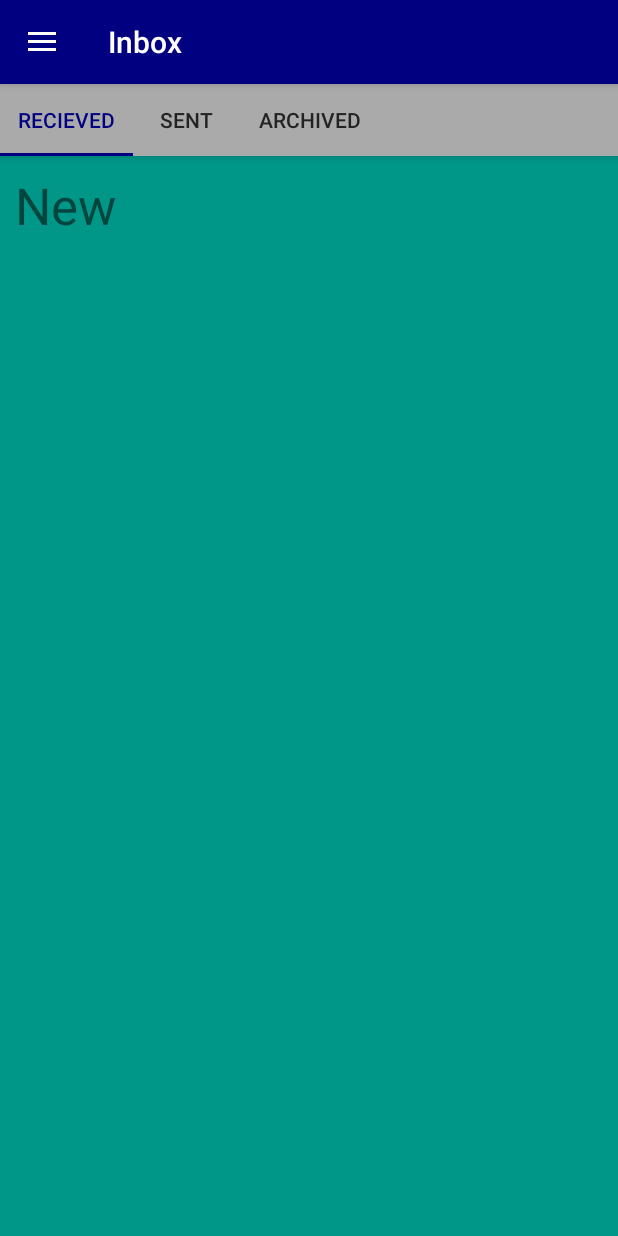
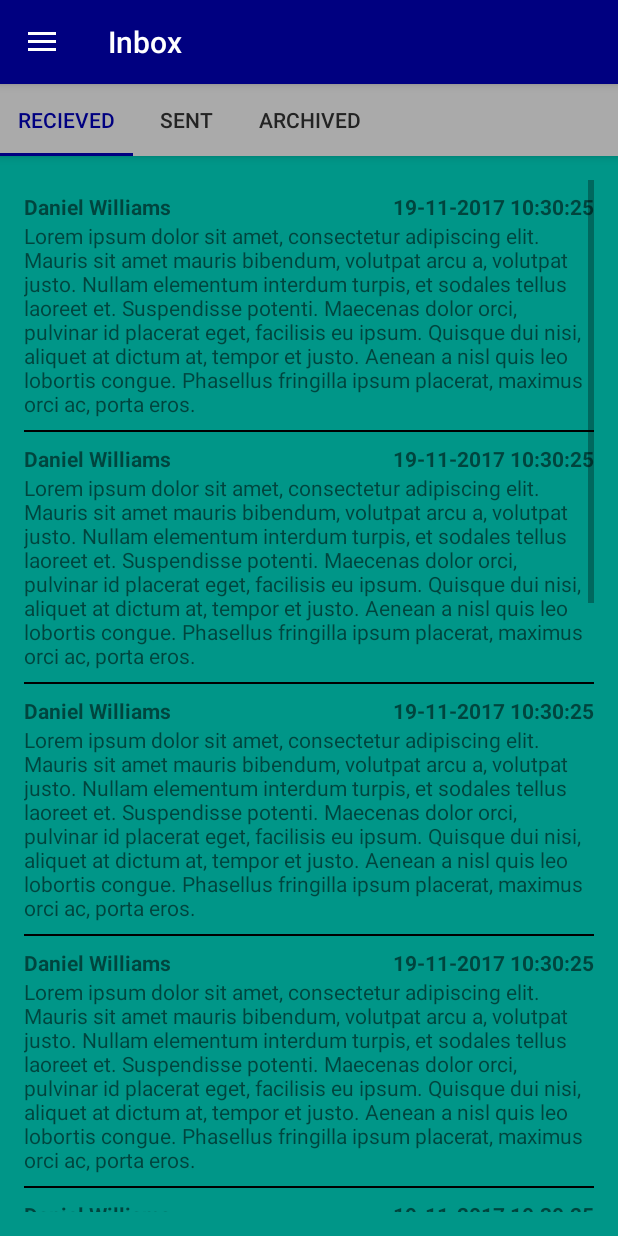
Before and after one commit to ambi-disc/lactation-android, an Android app: the MainActivity screen opened directly, with no data from a screen before it, after a tap on "Inbox", on a phone screen of 412 x 824 dp. Run offline under Robolectric (Android 15) with nearby library versions, the phone set to English and light mode, and no system bars; 1 other tap on this screen came first.

Commit message:
inbox list

```diff
--- /dev/null
+++ b/app/src/main/java/org/lactor/consultant/core/util/DateUtils.java
@@ -0,0 +1,19 @@
+package org.lactor.consultant.core.util;
+
+import android.text.format.DateFormat;
+
+import java.util.Calendar;
+import java.util.Locale;
+
+/**
+ * @Author Matthew Page
+ * @Date 11/18/17
+ */
+
+public class DateUtils {
+    public static String timestampToString(long timestamp) {
+        Calendar cal = Calendar.getInstance(Locale.ENGLISH);
+        cal.setTimeInMillis(timestamp);
+        return DateFormat.format("dd-MM-yyyy hh:mm:ss", cal).toString();
+    }
+}
--- a/app/src/main/java/org/lactor/consultant/core/webrequests/LactorApi.java
+++ b/app/src/main/java/org/lactor/consultant/core/webrequests/LactorApi.java
@@ -20,4 +20,7 @@ public interface LactorApi {
 
     @GET("/account/verify_token")
     Call<Boolean> verifyToken(@Query("authToken") String authToken);
+
+    @GET("/mothers")
+    Call<MothersResult> getListOfMothers(@Query("authToken") String authToken);
 }
--- a/app/src/main/java/org/lactor/consultant/homepage/ui/MainActivity.java
+++ b/app/src/main/java/org/lactor/consultant/homepage/ui/MainActivity.java
@@ -22,10 +22,10 @@ import org.lactor.consultant.about.ui.AboutFragment;
 import org.lactor.consultant.accounts.ui.AccountsFragment;
 import org.lactor.consultant.dashboard.ui.DashboardFragment;
 import org.lactor.consultant.displaydata.ui.DisplayDataFragment;
-import org.lactor.consultant.inbox.ui.ArchivedFragment;
-import org.lactor.consultant.inbox.ui.ComposeFragment;
+import org.lactor.consultant.inbox.ui.tabfragment.ArchivedInboxFragment;
+import org.lactor.consultant.inbox.ui.tabfragment.ReceivedInboxFragment;
+import org.lactor.consultant.inbox.ui.tabfragment.SentInboxFragment;
 import org.lactor.consultant.inbox.ui.InboxFragment;
-import org.lactor.consultant.inbox.ui.NewFragment;
 import org.lactor.consultant.notifications.ui.NotificationsFragment;
 import org.lactor.consultant.preferences.ui.PreferencesFragment;
 import org.lactor.consultant.profile.fragment.ProfileFragment;
@@ -46,9 +46,9 @@ public class MainActivity
                    ManageUsersFragment.OnFragmentInteractionListener,
                    ViewEditChildInformationFragment.OnFragmentInteractionListener,
                    QuestionnairesFragment.OnFragmentInteractionListener,
-                   ArchivedFragment.OnFragmentInteractionListener,
-                   NewFragment.OnFragmentInteractionListener,
-                   ComposeFragment.OnFragmentInteractionListener,
+                   ArchivedInboxFragment.OnFragmentInteractionListener,
+                   ReceivedInboxFragment.OnFragmentInteractionListener,
+                   SentInboxFragment.OnFragmentInteractionListener,
                    View.OnClickListener {
 
     public static final String EXTRA_LOGIN_TOKEN = "LoginToken";
--- /dev/null
+++ b/app/src/main/java/org/lactor/consultant/inbox/mockdata/InboxDataProcuration.java
@@ -0,0 +1,30 @@
+package org.lactor.consultant.inbox.mockdata;
+
+import org.lactor.consultant.inbox.model.InboxMessage;
+
+import java.util.ArrayList;
+import java.util.List;
+
+/**
+ * @Author Matthew Page
+ * @Date 11/18/17
+ */
+
+public class InboxDataProcuration {
+    public static List<InboxMessage> procureMockMessageList() {
+        List<InboxMessage> messages = new ArrayList<>(10);
+        for (int i = 0; i < 10; i++) {
+            messages.add(procureMockMessage());
+        }
+        return messages;
+    }
+
+    public static InboxMessage procureMockMessage() {
+        return  new InboxMessage(
+                "Daniel Williams",
+                "Oscar Brown",
+                System.currentTimeMillis(),
+                "Lorem ipsum dolor sit amet, consectetur adipiscing elit. Mauris sit amet mauris bibendum, volutpat arcu a, volutpat justo. Nullam elementum interdum turpis, et sodales tellus laoreet et. Suspendisse potenti. Maecenas dolor orci, pulvinar id placerat eget, facilisis eu ipsum. Quisque dui nisi, aliquet at dictum at, tempor et justo. Aenean a nisl quis leo lobortis congue. Phasellus fringilla ipsum placerat, maximus orci ac, porta eros."
+        );
+    }
+}
--- /dev/null
+++ b/app/src/main/java/org/lactor/consultant/inbox/model/InboxMessage.java
@@ -0,0 +1,52 @@
+package org.lactor.consultant.inbox.model;
+
+/**
+ * @Author Matthew Page
+ * @Date 11/18/17
+ */
+
+public class InboxMessage {
+    private String senderName;
+    private String receiverName;
+    private long messageSendTimestamp;
+    private String message;
+
+    public InboxMessage(String senderName, String receiverName, long messageSendTimestamp, String message) {
+        this.senderName = senderName;
+        this.receiverName = receiverName;
+        this.messageSendTimestamp = messageSendTimestamp;
+        this.message = message;
+    }
+
+    public String getSenderName() {
+        return senderName;
+    }
+
+    public void setSenderName(String senderName) {
+        this.senderName = senderName;
+    }
+
+    public String getReceiverName() {
+        return receiverName;
+    }
+
+    public void setReceiverName(String receiverName) {
+        this.receiverName = receiverName;
+    }
+
+    public long getMessageSendTimestamp() {
+        return messageSendTimestamp;
+    }
+
+    public void setMessageSendTimestamp(long messageSendTimestamp) {
+        this.messageSendTimestamp = messageSendTimestamp;
+    }
+
+    public String getMessage() {
+        return message;
+    }
+
+    public void setMessage(String message) {
+        this.message = message;
+    }
+}
--- /dev/null
+++ b/app/src/main/java/org/lactor/consultant/inbox/ui/InboxAdapter.java
@@ -0,0 +1,45 @@
+package org.lactor.consultant.inbox.ui;
+
+import android.support.v7.widget.RecyclerView;
+import android.view.LayoutInflater;
+import android.view.View;
+import android.view.ViewGroup;
+
+import org.lactor.consultant.R;
+import org.lactor.consultant.core.util.DateUtils;
+import org.lactor.consultant.inbox.model.InboxMessage;
+
+import java.util.List;
+
+/**
+ * @Author Matthew Page
+ * @Date 11/18/17
+ */
+
+public class InboxAdapter extends RecyclerView.Adapter<InboxMessageViewHolder> {
+    private List<InboxMessage> mMessages;
+
+    public InboxAdapter(List<InboxMessage> inboxMessages) {
+        mMessages = inboxMessages;
+    }
+
+    @Override
+    public InboxMessageViewHolder onCreateViewHolder(ViewGroup parent, int viewType) {
+        View view = LayoutInflater.from(parent.getContext()).inflate(R.layout.item_message, null);
+        InboxMessageViewHolder viewHolder = new InboxMessageViewHolder(view);
+        return viewHolder;
+    }
+
+    @Override
+    public void onBindViewHolder(InboxMessageViewHolder holder, int position) {
+        InboxMessage message = mMessages.get(position);
+        holder.messageTextView.setText(message.getMessage());
+        holder.senderNameTextView.setText(message.getSenderName());
+        holder.dateTextView.setText(DateUtils.timestampToString(message.getMessageSendTimestamp()));
+    }
+
+    @Override
+    public int getItemCount() {
+        return mMessages.size();
+    }
+}
--- a/app/src/main/java/org/lactor/consultant/inbox/ui/InboxFragment.java
+++ b/app/src/main/java/org/lactor/consultant/inbox/ui/InboxFragment.java
@@ -12,7 +12,9 @@ import android.view.View;
 import android.view.ViewGroup;
 
 import org.lactor.consultant.R;
-import org.lactor.consultant.notifications.ui.NotificationsFragment;
+import org.lactor.consultant.inbox.ui.tabfragment.ArchivedInboxFragment;
+import org.lactor.consultant.inbox.ui.tabfragment.ReceivedInboxFragment;
+import org.lactor.consultant.inbox.ui.tabfragment.SentInboxFragment;
 
 import java.util.ArrayList;
 import java.util.List;
@@ -53,9 +55,9 @@ public class InboxFragment extends Fragment {
     // Add Fragments to Tabs
     private void setupViewPager(ViewPager viewPager) {
         Adapter adapter = new Adapter(getChildFragmentManager());
-        adapter.addFragment(new NewFragment(), "Recieved");
-        adapter.addFragment(new ComposeFragment(), "Sent");
-        adapter.addFragment(new ArchivedFragment(), "Archived");
+        adapter.addFragment(new ReceivedInboxFragment(), "Recieved");
+        adapter.addFragment(new SentInboxFragment(), "Sent");
+        adapter.addFragment(new ArchivedInboxFragment(), "Archived");
         viewPager.setAdapter(adapter);
     }
 
--- /dev/null
+++ b/app/src/main/java/org/lactor/consultant/inbox/ui/InboxMessageViewHolder.java
@@ -0,0 +1,25 @@
+package org.lactor.consultant.inbox.ui;
+
+import android.support.v7.widget.RecyclerView;
+import android.view.View;
+import android.widget.TextView;
+
+import org.lactor.consultant.R;
+
+/**
+ * @Author Matthew Page
+ * @Date 11/18/17
+ */
+
+public class InboxMessageViewHolder extends RecyclerView.ViewHolder {
+    public TextView senderNameTextView;
+    public TextView dateTextView;
+    public TextView messageTextView;
+
+    public InboxMessageViewHolder(View itemView) {
+        super(itemView);
+        this.senderNameTextView = (TextView) itemView.findViewById(R.id.message_sender_name_text_view);
+        this.dateTextView = (TextView) itemView.findViewById(R.id.date_text_view);
+        this.messageTextView = (TextView) itemView.findViewById(R.id.message_text_view);
+    }
+}
--- a/app/src/main/java/org/lactor/consultant/inbox/ui/ArchivedFragment.java
+++ b/app/src/main/java/org/lactor/consultant/inbox/ui/tabfragment/ReceivedInboxFragment.java
@@ -1,37 +1,42 @@
-package org.lactor.consultant.inbox.ui;
+package org.lactor.consultant.inbox.ui.tabfragment;
 
 import android.content.Context;
 import android.net.Uri;
 import android.os.Bundle;
+import android.support.annotation.Nullable;
 import android.support.v4.app.Fragment;
+import android.support.v7.widget.LinearLayoutManager;
+import android.support.v7.widget.RecyclerView;
 import android.view.LayoutInflater;
 import android.view.View;
 import android.view.ViewGroup;
 
 import org.lactor.consultant.R;
+import org.lactor.consultant.inbox.ui.InboxAdapter;
+import org.lactor.consultant.inbox.mockdata.InboxDataProcuration;
 
 
 /**
  * A simple {@link Fragment} subclass.
  * Activities that contain this fragment must implement the
- * {@link ArchivedFragment.OnFragmentInteractionListener} interface
+ * {@link ReceivedInboxFragment.OnFragmentInteractionListener} interface
  * to handle interaction events.
- * Use the {@link ArchivedFragment#newInstance} factory method to
+ * Use the {@link ReceivedInboxFragment#newInstance} factory method to
  * create an instance of this fragment.
  */
-public class ArchivedFragment extends Fragment {
+public class ReceivedInboxFragment extends Fragment {
     // TODO: Rename parameter arguments, choose names that match
     // the fragment initialization parameters, e.g. ARG_ITEM_NUMBER
     private static final String ARG_PARAM1 = "param1";
     private static final String ARG_PARAM2 = "param2";
 
-    // TODO: Rename and change types of parameters
-    private String mParam1;
-    private String mParam2;
+    private RecyclerView mRecyclerView;
+    private RecyclerView.LayoutManager mLayoutManager;
+    private RecyclerView.Adapter mAdapter;
 
     private OnFragmentInteractionListener mListener;
 
-    public ArchivedFragment() {
+    public ReceivedInboxFragment() {
         // Required empty public constructor
     }
 
@@ -41,11 +46,11 @@ public class ArchivedFragment extends Fragment {
      *
      * @param param1 Parameter 1.
      * @param param2 Parameter 2.
-     * @return A new instance of fragment ArchivedFragment.
+     * @return A new instance of fragment ReceivedInboxFragment.
      */
     // TODO: Rename and change types and number of parameters
-    public static ArchivedFragment newInstance(String param1, String param2) {
-        ArchivedFragment fragment = new ArchivedFragment();
+    public static ReceivedInboxFragment newInstance(String param1, String param2) {
+        ReceivedInboxFragment fragment = new ReceivedInboxFragment();
         Bundle args = new Bundle();
         args.putString(ARG_PARAM1, param1);
         args.putString(ARG_PARAM2, param2);
@@ -56,17 +61,30 @@ public class ArchivedFragment extends Fragment {
     @Override
     public void onCreate(Bundle savedInstanceState) {
         super.onCreate(savedInstanceState);
-        if (getArguments() != null) {
-            mParam1 = getArguments().getString(ARG_PARAM1);
-            mParam2 = getArguments().getString(ARG_PARAM2);
-        }
+    }
+
+    @Override
+    public void onViewCreated(View view, @Nullable Bundle savedInstanceState) {
+        mRecyclerView = (RecyclerView) getView().findViewById(R.id.messages_recycler_view);
+
+        // use this setting to improve performance if you know that changes
+        // in content do not change the layout size of the RecyclerView
+        mRecyclerView.setHasFixedSize(true);
+
+        // use a linear layout manager
+        mLayoutManager = new LinearLayoutManager(getView().getContext());
+        mRecyclerView.setLayoutManager(mLayoutManager);
+
+        // specify an adapter (see also next example)
+        mAdapter = new InboxAdapter(InboxDataProcuration.procureMockMessageList());
+        mRecyclerView.setAdapter(mAdapter);
     }
 
     @Override
     public View onCreateView(LayoutInflater inflater, ViewGroup container,
                              Bundle savedInstanceState) {
         // Inflate the layout for this fragment
-        return inflater.inflate(R.layout.fragment_inbox_archived, container, false);
+        return inflater.inflate(R.layout.fragment_received_inbox, container, false);
     }
 
     // TODO: Rename method, update argument and hook method into UI event
@@ -93,16 +111,6 @@ public class ArchivedFragment extends Fragment {
         mListener = null;
     }
 
-    /**
-     * This interface must be implemented by activities that contain this
-     * fragment to allow an interaction in this fragment to be communicated
-     * to the activity and potentially other fragments contained in that
-     * activity.
-     * <p>
-     * See the Android Training lesson <a href=
-     * "http://developer.android.com/training/basics/fragments/communicating.html"
-     * >Communicating with Other Fragments</a> for more information.
-     */
     public interface OnFragmentInteractionListener {
         // TODO: Update argument type and name
         void onFragmentInteraction(Uri uri);
--- a/app/src/main/java/org/lactor/consultant/inbox/ui/NewFragment.java
+++ b/app/src/main/java/org/lactor/consultant/inbox/ui/tabfragment/SentInboxFragment.java
@@ -1,4 +1,4 @@
-package org.lactor.consultant.inbox.ui;
+package org.lactor.consultant.inbox.ui.tabfragment;
 
 import android.content.Context;
 import android.net.Uri;
@@ -14,12 +14,12 @@ import org.lactor.consultant.R;
 /**
  * A simple {@link Fragment} subclass.
  * Activities that contain this fragment must implement the
- * {@link NewFragment.OnFragmentInteractionListener} interface
+ * {@link SentInboxFragment.OnFragmentInteractionListener} interface
  * to handle interaction events.
- * Use the {@link NewFragment#newInstance} factory method to
+ * Use the {@link SentInboxFragment#newInstance} factory method to
  * create an instance of this fragment.
  */
-public class NewFragment extends Fragment {
+public class SentInboxFragment extends Fragment {
     // TODO: Rename parameter arguments, choose names that match
     // the fragment initialization parameters, e.g. ARG_ITEM_NUMBER
     private static final String ARG_PARAM1 = "param1";
@@ -31,7 +31,7 @@ public class NewFragment extends Fragment {
 
     private OnFragmentInteractionListener mListener;
 
-    public NewFragment() {
+    public SentInboxFragment() {
         // Required empty public constructor
     }
 
@@ -41,11 +41,11 @@ public class NewFragment extends Fragment {
      *
      * @param param1 Parameter 1.
      * @param param2 Parameter 2.
-     * @return A new instance of fragment NewFragment.
+     * @return A new instance of fragment SentInboxFragment.
      */
     // TODO: Rename and change types and number of parameters
-    public static NewFragment newInstance(String param1, String param2) {
-        NewFragment fragment = new NewFragment();
+    public static SentInboxFragment newInstance(String param1, String param2) {
+        SentInboxFragment fragment = new SentInboxFragment();
         Bundle args = new Bundle();
         args.putString(ARG_PARAM1, param1);
         args.putString(ARG_PARAM2, param2);
@@ -66,7 +66,7 @@ public class NewFragment extends Fragment {
     public View onCreateView(LayoutInflater inflater, ViewGroup container,
                              Bundle savedInstanceState) {
         // Inflate the layout for this fragment
-        return inflater.inflate(R.layout.fragment_inbox_new, container, false);
+        return inflater.inflate(R.layout.fragment_inbox_compose, container, false);
     }
 
     // TODO: Rename method, update argument and hook method into UI event
--- a/app/src/main/res/layout/fragment_inbox_archived.xml
+++ b/app/src/main/res/layout/fragment_inbox_archived.xml
@@ -2,7 +2,7 @@
     xmlns:tools="http://schemas.android.com/tools"
     android:layout_width="match_parent"
     android:layout_height="match_parent"
-    tools:context="org.lactor.consultant.inbox.ui.ArchivedFragment">
+    tools:context="org.lactor.consultant.inbox.ui.tabfragment.ArchivedInboxFragment">
 
     <!-- TODO: Update blank fragment layout -->
     <TextView
--- a/app/src/main/res/layout/fragment_inbox_compose.xml
+++ b/app/src/main/res/layout/fragment_inbox_compose.xml
@@ -2,7 +2,7 @@
     xmlns:tools="http://schemas.android.com/tools"
     android:layout_width="match_parent"
     android:layout_height="match_parent"
-    tools:context="org.lactor.consultant.inbox.ui.ComposeFragment">
+    tools:context="org.lactor.consultant.inbox.ui.tabfragment.SentInboxFragment">
 
     <!-- TODO: Update blank fragment layout -->
     <TextView
--- a/app/src/main/res/layout/fragment_inbox_new.xml
+++ b/app/src/main/res/layout/fragment_received_inbox.xml
@@ -2,14 +2,13 @@
     xmlns:tools="http://schemas.android.com/tools"
     android:layout_width="match_parent"
     android:layout_height="match_parent"
-    tools:context="org.lactor.consultant.inbox.ui.NewFragment">
+    tools:context="org.lactor.consultant.inbox.ui.tabfragment.ReceivedInboxFragment">
 
-    <!-- TODO: Update blank fragment layout -->
-    <TextView
+    <android.support.v7.widget.RecyclerView
+        android:id="@+id/messages_recycler_view"
+        android:scrollbars="vertical"
         android:layout_width="match_parent"
         android:layout_height="match_parent"
-        android:text="New"
-        android:padding="10dp"
-        android:textSize="34sp"/>
+        android:layout_margin="16dp"/>
 
 </FrameLayout>
--- /dev/null
+++ b/app/src/main/res/layout/item_message.xml
@@ -0,0 +1,45 @@
+<?xml version="1.0" encoding="utf-8"?>
+<LinearLayout xmlns:android="http://schemas.android.com/apk/res/android"
+              xmlns:app="http://schemas.android.com/apk/res-auto"
+              android:orientation="vertical"
+              android:layout_width="match_parent"
+              android:layout_height="wrap_content"
+              android:paddingTop="8dp">
+
+    <LinearLayout
+        android:orientation="horizontal"
+        android:layout_width="match_parent"
+        android:layout_height="wrap_content"
+        >
+
+        <TextView
+            android:id="@+id/message_sender_name_text_view"
+            android:layout_width="wrap_content"
+            android:layout_height="wrap_content"
+            android:textStyle="bold"
+            android:gravity="start"
+            android:layout_weight="1"/>
+
+        <TextView
+            android:id="@+id/date_text_view"
+            android:layout_width="wrap_content"
+            android:layout_height="wrap_content"
+            android:textStyle="bold"
+            android:gravity="end"
+            android:layout_weight="1"/>
+
+    </LinearLayout>
+
+    <TextView
+        android:id="@+id/message_text_view"
+        android:layout_width="match_parent"
+        android:layout_height="wrap_content"/>
+
+    <View
+        android:layout_width="match_parent"
+        android:layout_height="1dp"
+        android:background="@color/black"
+        android:layout_marginTop="8dp"
+        />
+
+</LinearLayout>
```
Also changed, not shown: app/src/main/java/org/lactor/consultant/core/webrequests/MothersResult.java (added, +9 -0 lines), app/src/main/java/org/lactor/consultant/inbox/ui/tabfragment/ArchivedInboxFragment.java (added, +110 -0 lines), app/src/main/java/org/lactor/consultant/inbox/ui/tabfragment/ComposeInboxFragment.java (renamed from app/src/main/java/org/lactor/consultant/inbox/ui/ComposeFragment.java, +9 -10 lines), app/src/main/res/layout/fragment_compose_inbox.xml (added, +13 -0 lines).
